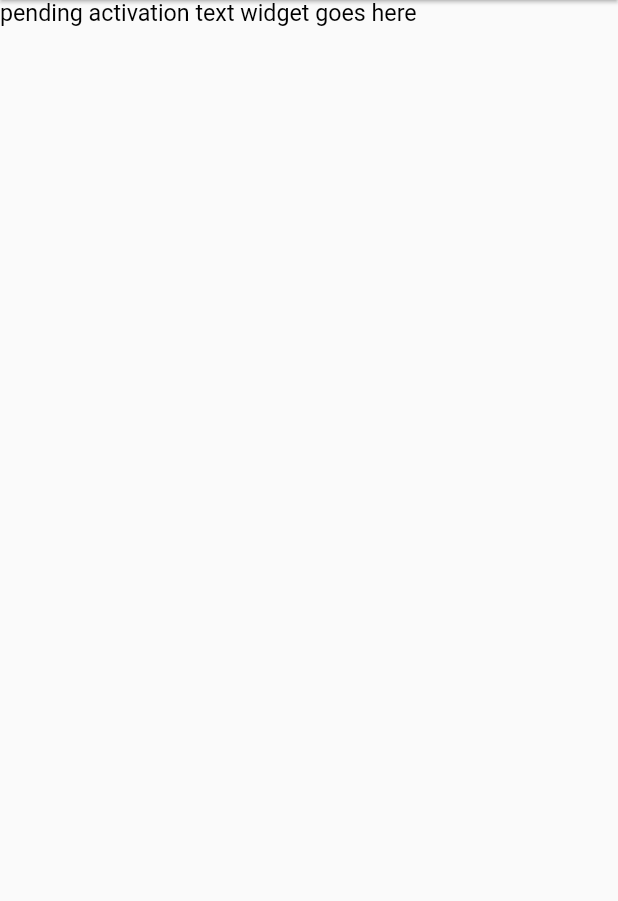
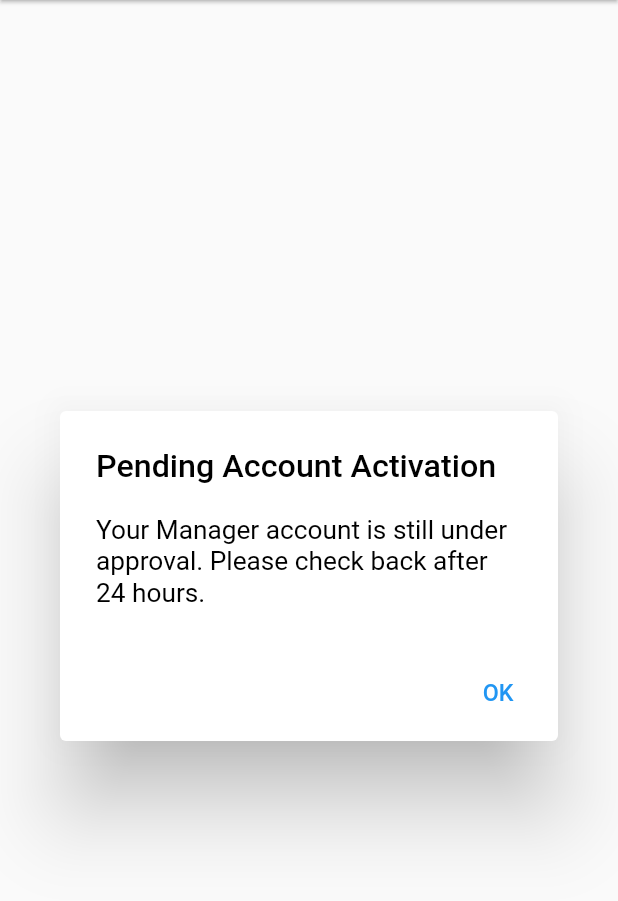
Before and after one commit to kcgalee/CSC-4996-RMS-Mobile, a Flutter app: the ManagerHome screen opened directly, on a phone screen of 412 x 824 dp, the part 84-985 px from its top. Run offline on Flutter 3.47's test engine with Material 2 defaults, Android fonts, the phone set to English and light mode, and no system bars; our stand-ins replace cloud_firestore, email_validator, firebase_auth, firebase_core, firebase_storage, qr_flutter and 1 more; missing offline and left inert: counter, qr_code_scanner; accounts and stored records are empty; project files that could hold a hidden picture were left out.

Commit message:
Add Manager Pending Notification

```diff
--- a/lib/manager/managerHome.dart
+++ b/lib/manager/managerHome.dart
@@ -37,7 +37,7 @@ String greeting = '';
                 builder: (context, snapshot) {
                   if (snapshot.data!['isActive'] == false){
                     //kylie
-                    return Text('pending activation text widget goes here');
+                    return pendingActivation();
                   } else {
                     return SingleChildScrollView(
                         child: Center(
@@ -121,5 +121,26 @@ String greeting = '';
 
   }
 
+  Widget pendingActivation() {
+    return AlertDialog(
+      title: const Text('Pending Account Activation'),
+      content: SingleChildScrollView(
+        child: ListBody(
+          children: const <Widget>[
+            Text('Your Manager account is still under approval. Please check back after 24 hours.'),
+          ],
+        ),
+      ),
+      actions: <Widget>[
+        TextButton(
+          child: const Text('OK'),
+          onPressed: () {
+            Navigator.of(context).pop();
+          },
+        ),
+      ],
+    );
+  }
+
 
 }
```
